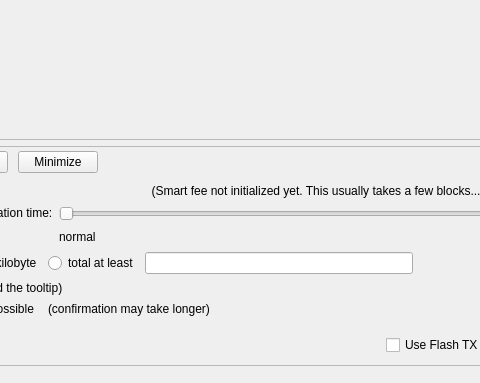
Old version of the form src/qt/forms/sendcoinsdialog.ui in the repository X9Developers/XSN; both pictures show x 217 to 697 and y 315 to 698 of the 910 by 698 pixel window.
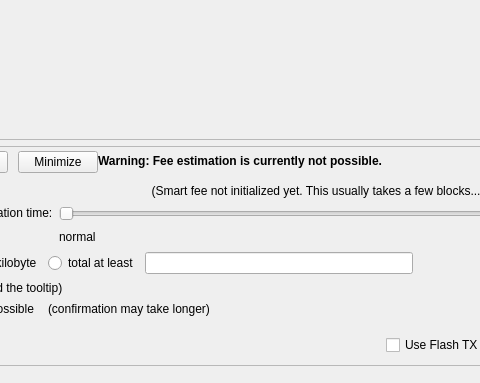
New version of the form. Custom widgets are drawn as their Qt base class.

```diff
--- a/src/qt/forms/sendcoinsdialog.ui
+++ b/src/qt/forms/sendcoinsdialog.ui
@@ -860,6 +860,22 @@
                </item>
               </layout>
              </item>
+             <item>
+              <widget class="QLabel" name="fallbackFeeWarningLabel">
+               <property name="font">
+                <font>
+                 <weight>75</weight>
+                 <bold>true</bold>
+                </font>
+               </property>
+               <property name="toolTip">
+                <string>Using the fallbackfee can result in sending a transaction that will take several hours or days (or never) to confirm. Consider choosing your fee manually or wait until you have validated the complete chain.</string>
+               </property>
+               <property name="text">
+                <string>Warning: Fee estimation is currently not possible.</string>
+               </property>
+              </widget>
+             </item>
              <item>
               <spacer name="horizontalSpacer_4">
                <property name="orientation">
@@ -1374,17 +1390,17 @@
   </layout>
  </widget>
  <customwidgets>
+  <customwidget>
+   <class>QValidatedLineEdit</class>
+   <extends>QLineEdit</extends>
+   <header>qvalidatedlineedit.h</header>
+  </customwidget>
   <customwidget>
    <class>BitcoinAmountField</class>
    <extends>QLineEdit</extends>
    <header>bitcoinamountfield.h</header>
    <container>1</container>
   </customwidget>
-  <customwidget>
-   <class>QValidatedLineEdit</class>
-   <extends>QLineEdit</extends>
-   <header>qvalidatedlineedit.h</header>
-  </customwidget>
  </customwidgets>
  <resources/>
  <connections/>
```
